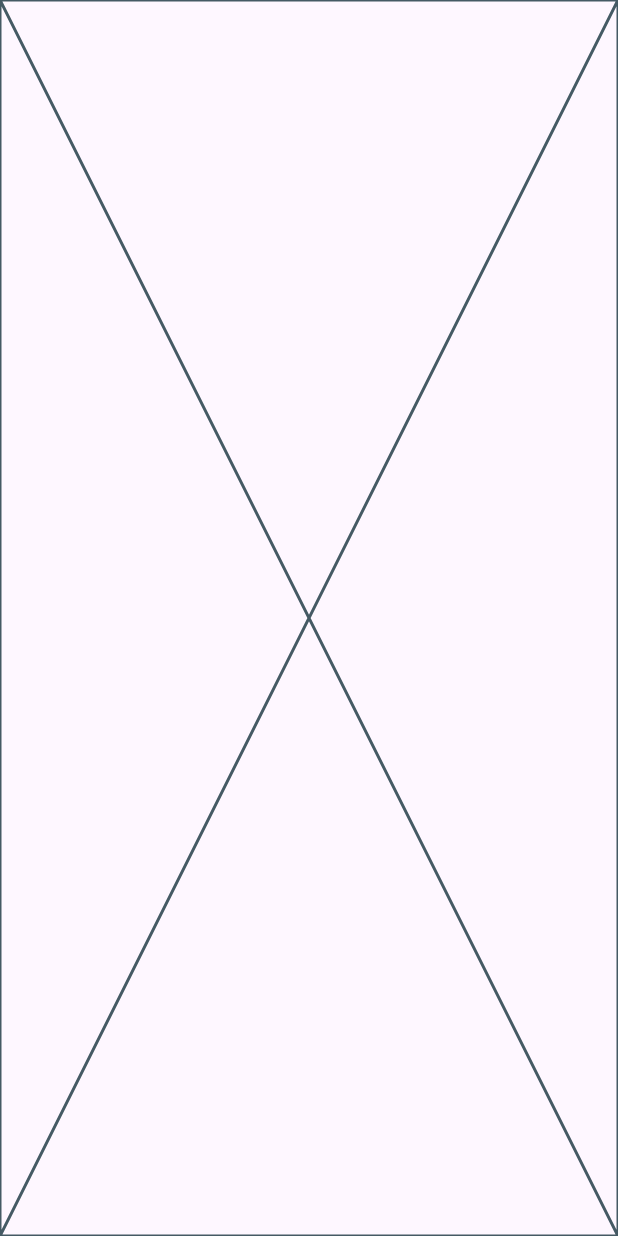
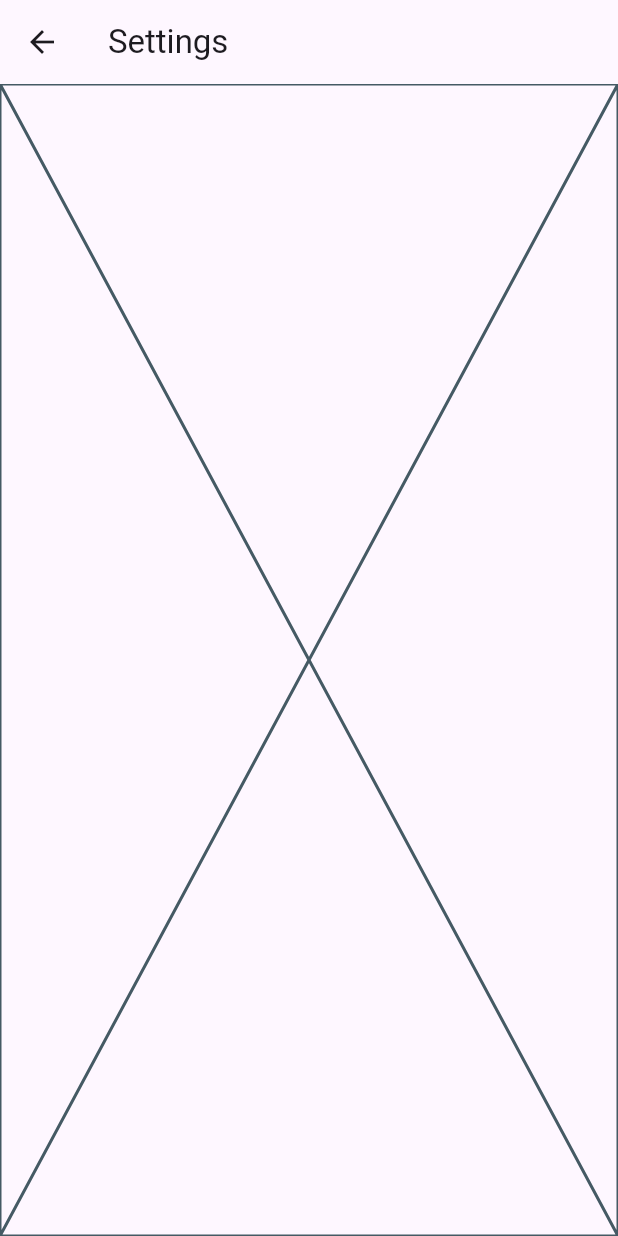
Before and after one commit to nicopujia/ravifi, a Flutter app: the SettingsView screen opened directly, on a phone screen of 412 x 824 dp. Run offline on Flutter 3.47's test engine with Material 3 defaults, Android fonts, the phone set to English and light mode, and no system bars; our stand-ins replace flutter_slidable, get, sqflite, sqflite_common_ffi, supabase_flutter; missing offline and left inert: brick_core, brick_offline_first_with_supabase, brick_sqlite, brick_supabase, duration_picker; accounts and stored records are empty; network calls fail; statements that could not run were skipped.

Commit message:
feat(settings): add appbar

```diff
--- a/lib/features/settings/views/settings.view.dart
+++ b/lib/features/settings/views/settings.view.dart
@@ -6,6 +6,9 @@ class SettingsView extends StatelessWidget {
   @override
   Widget build(BuildContext context) {
     return Scaffold(
+      appBar: AppBar(
+        title: Text('Settings'),
+      ),
       body: Placeholder(),
     );
   }
```
